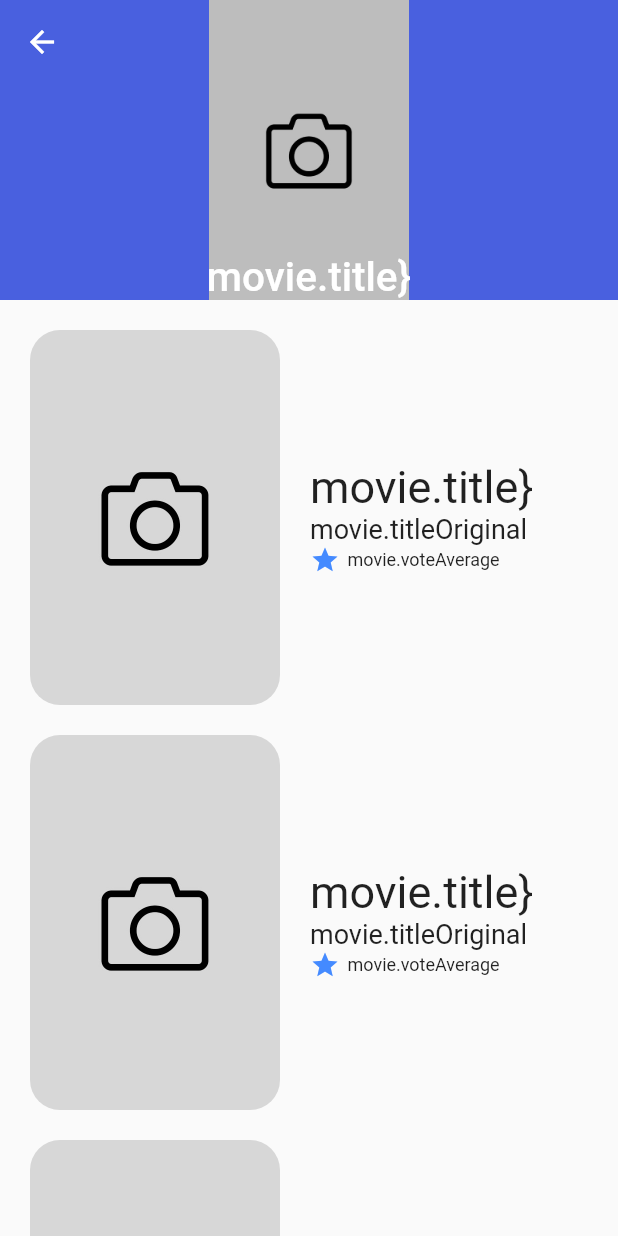
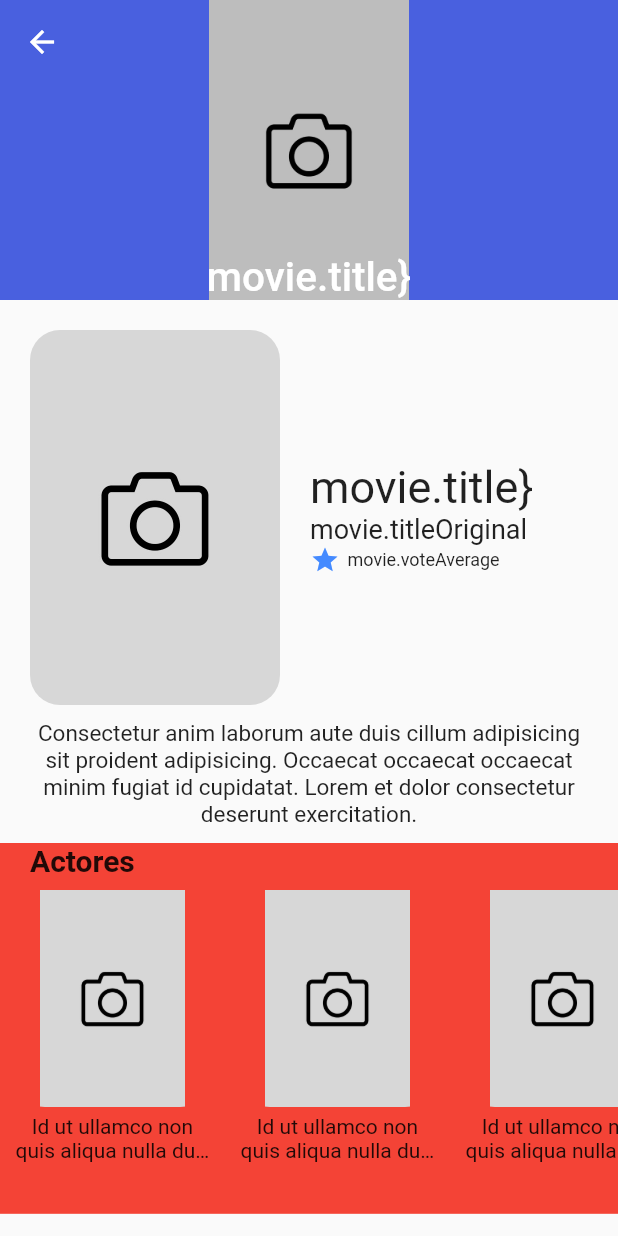
Before and after one commit to manimanitin/peliculas_proyecto, a Flutter app: the DetailsScreen screen opened by its route, on a phone screen of 412 x 824 dp. Run offline on Flutter 3.47's test engine with Material 2 defaults, Android fonts, the phone set to English and light mode, and no system bars; our stand-ins replace card_swiper.

```diff
--- a/lib/screens/details_screen.dart
+++ b/lib/screens/details_screen.dart
@@ -8,16 +8,16 @@ class DetailsScreen extends StatelessWidget {
     //recibir argumentos de otra pantalla
     final String movie =
         ModalRoute.of(context)?.settings.arguments.toString() ?? 'Sin nombre';
-    return const Scaffold(
+    return Scaffold(
       body: CustomScrollView(
         slivers: [
-          _CustomAppBar(),
+          const _CustomAppBar(),
           SliverList(
               delegate: SliverChildListDelegate.fixed(
             [
-              _PosterAndTitle(),
-              _PosterAndTitle(),
-              _PosterAndTitle(),
+              const _PosterAndTitle(),
+              const _OverView(),
+              const _ActorsSlider(),
             ],
           )),
         ],
@@ -121,3 +121,95 @@ class _PosterAndTitle extends StatelessWidget {
     );
   }
 }
+
+class _OverView extends StatelessWidget {
+  const _OverView({super.key});
+
+  @override
+  Widget build(BuildContext context) {
+    return Container(
+      padding: const EdgeInsets.symmetric(
+        horizontal: 20,
+        vertical: 10,
+      ),
+      child: const Text(
+        'Consectetur anim laborum aute duis cillum adipisicing sit proident adipisicing. Occaecat occaecat occaecat minim fugiat id cupidatat. Lorem et dolor consectetur deserunt exercitation.',
+        textAlign: TextAlign.center,
+        style: TextStyle(fontSize: 15),
+      ),
+    );
+  }
+}
+
+class _ActorsSlider extends StatelessWidget {
+  const _ActorsSlider({super.key});
+
+  @override
+  Widget build(BuildContext context) {
+    final size = MediaQuery.of(context).size;
+
+    return Container(
+      width: double.infinity,
+      height: size.height * .3,
+      color: Colors.red,
+      child: Column(
+        crossAxisAlignment: CrossAxisAlignment.start,
+        children: [
+          const Padding(
+            padding: EdgeInsets.symmetric(horizontal: 20),
+            child: Text(
+              'Actores',
+              style: TextStyle(
+                fontSize: 20,
+                fontWeight: FontWeight.bold,
+              ),
+            ),
+          ),
+          Expanded(
+              child: ListView.builder(
+            scrollDirection: Axis.horizontal,
+            itemCount: 20,
+            itemBuilder: (_, int index) => const _Actors(),
+          ))
+        ],
+      ),
+    );
+  }
+}
+
+class _Actors extends StatelessWidget {
+  const _Actors();
+
+  @override
+  Widget build(BuildContext context) {
+    return Container(
+      width: 130,
+      height: 210,
+      color: Colors.red,
+      margin: const EdgeInsets.symmetric(horizontal: 10, vertical: 8),
+      child: Column(children: [
+        GestureDetector(
+          onTap: () => Navigator.pushNamed(context, 'details', arguments: ''),
+          child: ClipRRect(
+            borderRadius: BorderRadius.circular(20),
+            child: const FadeInImage(
+              placeholder: AssetImage('assets/no-image.jpg'),
+              image: AssetImage('assets/no-image.jpg'),
+              width: 130,
+              height: 145,
+            ),
+          ),
+        ),
+        const SizedBox(
+          height: 5,
+        ),
+        const Text(
+          'Id ut ullamco non quis aliqua nulla duis.',
+          maxLines: 2,
+          overflow: TextOverflow.ellipsis,
+          textAlign: TextAlign.center,
+        ),
+      ]),
+    );
+  }
+}
--- a/lib/widgets/card_swiper.dart
+++ b/lib/widgets/card_swiper.dart
@@ -28,10 +28,9 @@ class CardSwiper extends StatelessWidget {
             child: ClipRRect(
               borderRadius: BorderRadius.circular(20),
               child: const FadeInImage(
-                  placeholder: AssetImage('assets/no-image.jpg'),
-                  image: NetworkImage(
-                    'https://via.placeholder.com/300x400',
-                  )),
+                placeholder: AssetImage('assets/no-image.jpg'),
+                image: AssetImage('assets/no-image.jpg'),
+              ),
             ),
           );
         },
```
